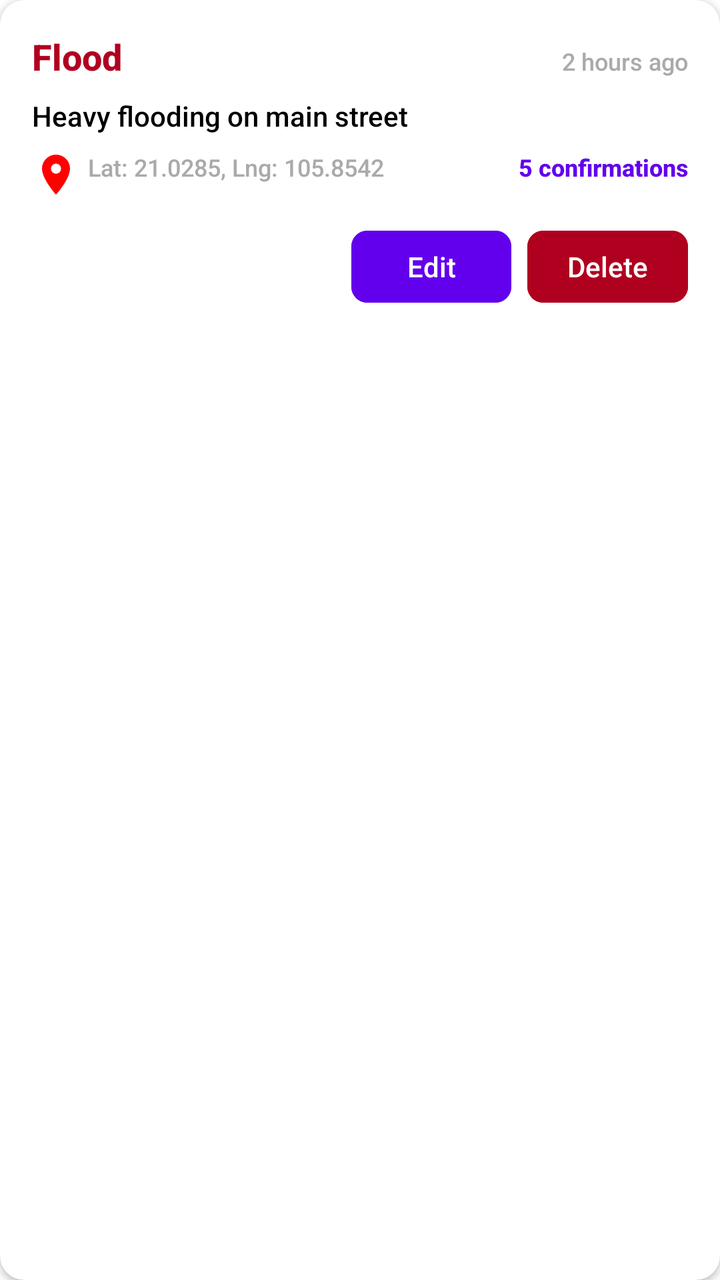
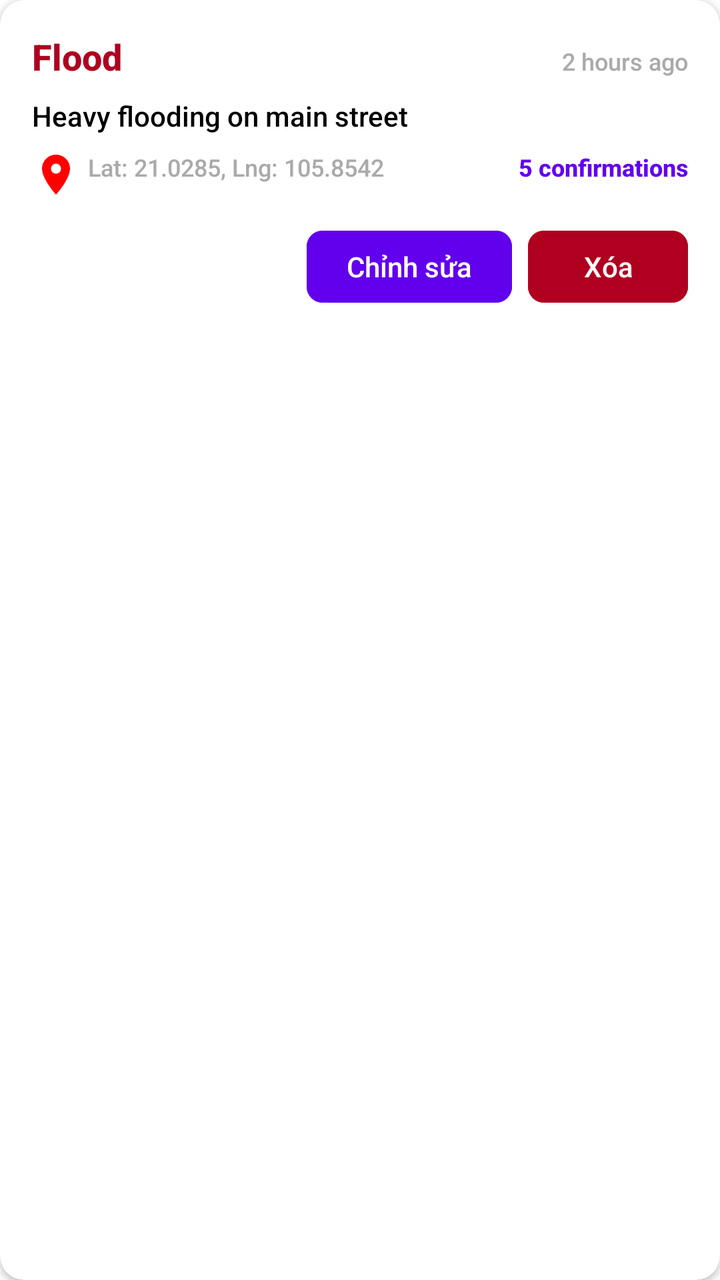

Compare the two renders of this Android layout. The source of the first and the diff that turns it into the second are given below.
<!-- AndroidManifest.xml: application theme Theme.CommunityAlert -->
<!-- res/layout/item_alert_history.xml -->
<?xml version="1.0" encoding="utf-8"?>
<com.google.android.material.card.MaterialCardView xmlns:android="http://schemas.android.com/apk/res/android"
    xmlns:app="http://schemas.android.com/apk/res-auto"
    android:layout_width="match_parent"
    android:layout_height="wrap_content"
    android:layout_margin="8dp"
    app:cardCornerRadius="12dp"
    app:cardElevation="2dp">

    <LinearLayout
        android:layout_width="match_parent"
        android:layout_height="wrap_content"
        android:orientation="vertical"
        android:padding="16dp">

        
        <LinearLayout
            android:layout_width="match_parent"
            android:layout_height="wrap_content"
            android:orientation="horizontal"
            android:layout_marginBottom="8dp">

            <TextView
                android:id="@+id/tv_alert_type"
                android:layout_width="0dp"
                android:layout_height="wrap_content"
                android:layout_weight="1"
                android:text="Flood"
                android:textSize="18sp"
                android:textStyle="bold"
                android:textColor="@color/design_default_color_error" />

            <TextView
                android:id="@+id/tv_timestamp"
                android:layout_width="wrap_content"
                android:layout_height="wrap_content"
                android:text="2 hours ago"
                android:textSize="12sp"
                android:textColor="@android:color/darker_gray" />

        </LinearLayout>

        
        <TextView
            android:id="@+id/tv_description"
            android:layout_width="match_parent"
            android:layout_height="wrap_content"
            android:text="Heavy flooding on main street"
            android:textSize="14sp"
            android:textColor="@android:color/black"
            android:layout_marginBottom="8dp"
            android:maxLines="2"
            android:ellipsize="end" />

        
        <LinearLayout
            android:layout_width="match_parent"
            android:layout_height="wrap_content"
            android:orientation="horizontal"
            android:layout_marginBottom="12dp">

            <TextView
                android:id="@+id/tv_location"
                android:layout_width="0dp"
                android:layout_height="wrap_content"
                android:layout_weight="1"
                android:text="Lat: 21.0285, Lng: 105.8542"
                android:textSize="12sp"
                android:textColor="@android:color/darker_gray"
                android:drawableStart="@drawable/ic_baseline_location_on_24"
                android:drawablePadding="4dp" />

            <TextView
                android:id="@+id/tv_confirm_count"
                android:layout_width="wrap_content"
                android:layout_height="wrap_content"
                android:text="5 confirmations"
                android:textSize="12sp"
                android:textStyle="bold"
                android:textColor="@color/design_default_color_primary" />

        </LinearLayout>

        <LinearLayout
            android:layout_width="match_parent"
            android:layout_height="wrap_content"
            android:orientation="horizontal"
            android:gravity="end">

            <com.google.android.material.button.MaterialButton
                android:id="@+id/btn_edit"
                android:layout_width="wrap_content"
                android:layout_height="44dp"
                android:text="Edit"
                android:textColor="@android:color/white"
                android:backgroundTint="@color/design_default_color_primary"
                app:cornerRadius="8dp"
                android:layout_marginEnd="8dp"
                android:minWidth="80dp"
                android:paddingStart="20dp"
                android:paddingEnd="20dp"
                android:textSize="14sp"
                style="@style/Widget.Material3.Button" />

            <com.google.android.material.button.MaterialButton
                android:id="@+id/btn_delete"
                android:layout_width="wrap_content"
                android:layout_height="44dp"
                android:text="Delete"
                android:textColor="@android:color/white"
                android:backgroundTint="@color/design_default_color_error"
                app:cornerRadius="8dp"
                android:minWidth="80dp"
                android:paddingStart="20dp"
                android:paddingEnd="20dp"
                android:textSize="14sp"
                style="@style/Widget.Material3.Button" />

        </LinearLayout>

    </LinearLayout>

</com.google.android.material.card.MaterialCardView>
<!-- resources referenced by this layout -->
<resources>
  <!-- drawable ic_baseline_location_on_24 (drawable) -->
  <vector xmlns:android="http://schemas.android.com/apk/res/android"
      android:width="24dp"
      android:height="24dp"
      android:viewportWidth="24"
      android:viewportHeight="24"
      android:tint="#FF0000">
    <path
        android:fillColor="@android:color/white"
        android:pathData="M12,2C8.13,2 5,5.13 5,9c0,5.25 7,13 7,13s7,-7.75 7,-13c0,-3.87 -3.13,-7 -7,-7zM12,11.5c-1.38,0 -2.5,-1.12 -2.5,-2.5s1.12,-2.5 2.5,-2.5 2.5,1.12 2.5,2.5 -1.12,2.5 -2.5,2.5z"/>
  </vector>
  <style name="Theme.CommunityAlert" parent="Theme.MaterialComponents.Light.NoActionBar">
          <item name="colorPrimary">@color/blue_500</item>
          <item name="colorPrimaryVariant">@color/blue_500</item>
          <item name="colorOnPrimary">@color/white</item>
          <item name="colorSecondary">@color/green_500</item>
          <item name="colorSecondaryVariant">@color/green_500</item>
          <item name="colorOnSecondary">@color/white</item>
          <item name="android:statusBarColor" tools:targetApi="l">?attr/colorPrimaryVariant</item>
          <item name="fontFamily">sans-serif-medium</item> </style>
  <color name="blue_500">#2196F3</color>
  <color name="white">#FFFFFFFF</color>
  <color name="green_500">#4CAF50</color>
</resources>

<!-- the commit's change to res/layout/item_alert_history.xml (unified diff, before → after) -->
@@ -91,7 +91,7 @@
                 android:id="@+id/btn_edit"
                 android:layout_width="wrap_content"
                 android:layout_height="44dp"
-                android:text="Edit"
+                android:text="Chỉnh sửa"
                 android:textColor="@android:color/white"
                 android:backgroundTint="@color/design_default_color_primary"
                 app:cornerRadius="8dp"
@@ -106,7 +106,7 @@
                 android:id="@+id/btn_delete"
                 android:layout_width="wrap_content"
                 android:layout_height="44dp"
-                android:text="Delete"
+                android:text="Xóa"
                 android:textColor="@android:color/white"
                 android:backgroundTint="@color/design_default_color_error"
                 app:cornerRadius="8dp"
